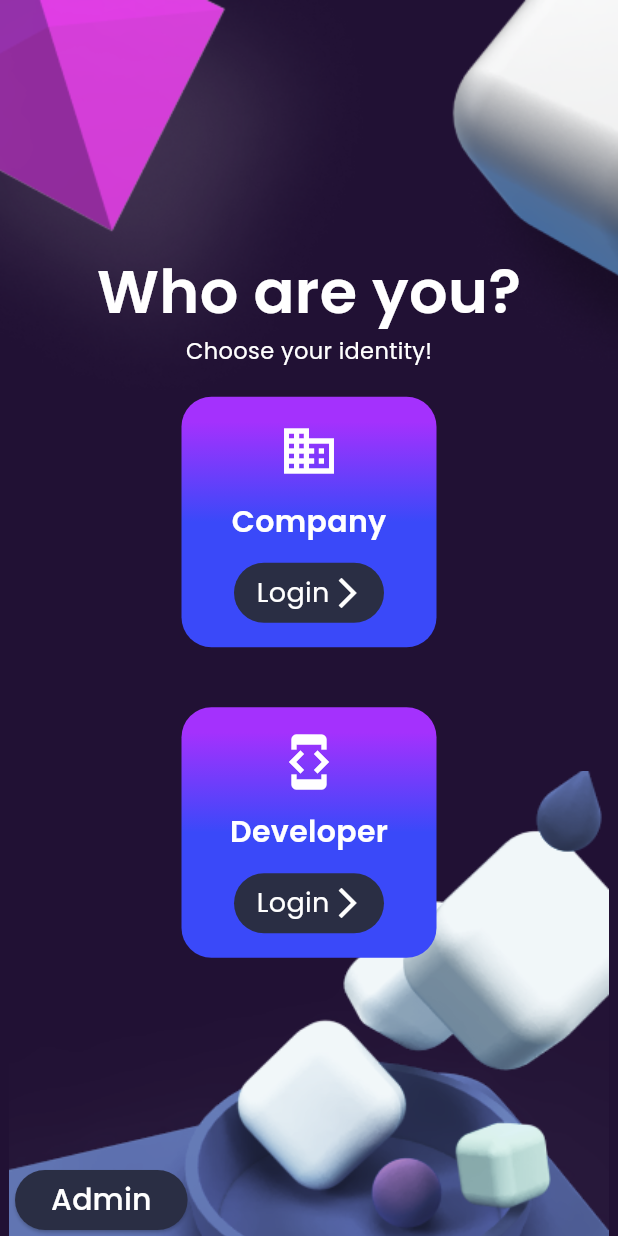
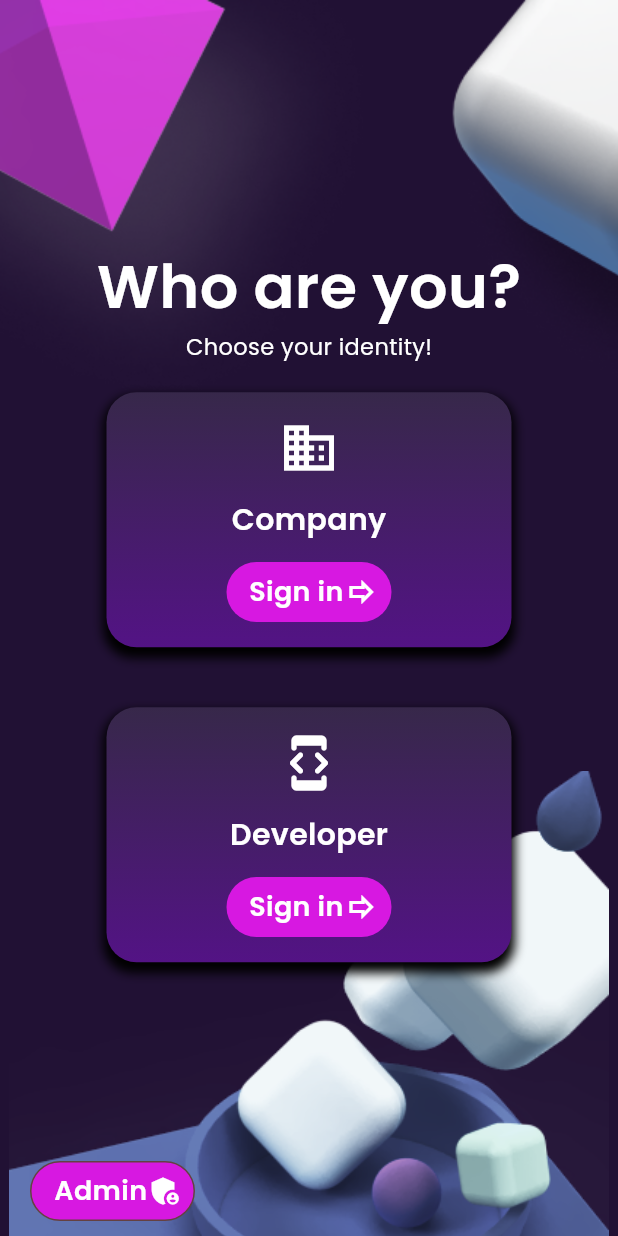
Before and after one commit to AbhishekASLK/verified-devnet, a Flutter app: the screen it shows after launch, on a phone screen of 412 x 824 dp. Run offline on Flutter 3.47's test engine with Material 3 defaults, Android fonts, the phone set to English and light mode, and no system bars; our stand-ins replace google_fonts, sqflite; accounts and stored records are empty.

Commit message:
admin button changed

```diff
--- a/lib/modules/admin/videocall.dart
+++ b/lib/modules/admin/videocall.dart
@@ -1,6 +1,4 @@
-import 'package:awesome_dialog/awesome_dialog.dart';
 import 'package:flutter/material.dart';
-import 'package:flutter/widgets.dart';
 import 'package:google_fonts/google_fonts.dart';
 import 'package:verified_devnet/main.dart';
 import 'package:verified_devnet/modules/admin/home_admin.dart';
--- a/lib/starter/askmenu.dart
+++ b/lib/starter/askmenu.dart
@@ -53,10 +53,8 @@ class _AskMenuState extends State<AskMenu> {
               alignment: Alignment.bottomLeft,
               child: Padding(
                 padding: const EdgeInsets.only(left: 10),
-                child: ElevatedButton(
-                  style: ElevatedButton.styleFrom(
-                      backgroundColor: const Color.fromRGBO(42, 46, 68, 1)),
-                  onPressed: () {
+                child: GestureDetector(
+                  onTap: () {
                     Navigator.push(
                       context,
                       MaterialPageRoute(
@@ -66,10 +64,36 @@ class _AskMenuState extends State<AskMenu> {
                       ),
                     );
                   },
-                  child: Text(
+                  child: Padding(
+                    padding: const EdgeInsets.all(10.0),
+                    child: Container(
+                      padding: const EdgeInsets.only(left: 15),
+                      height: 40,
+                      width: 110,
+                      decoration: BoxDecoration(
+                        border: Border.all(
+                          color: const Color.fromARGB(255, 101, 65, 65),
+                        ),
+                        color: const Color.fromARGB(255, 215, 24, 225),
+                        borderRadius: BorderRadius.circular(20),
+                      ),
+                      child: Row(
+                        children: [
+                          Text(
                             "Admin",
-                    style:
-                        GoogleFonts.poppins(color: Colors.white, fontSize: 20),
+                            style: GoogleFonts.poppins(
+                              fontWeight: FontWeight.w600,
+                              color: Colors.white,
+                              fontSize: 18,
+                            ),
+                          ),
+                          const Icon(
+                            Icons.admin_panel_settings,
+                            color: Colors.white,
+                          )
+                        ],
+                      ),
+                    ),
                   ),
                 ),
               ),
@@ -96,18 +120,26 @@ class _AskMenuState extends State<AskMenu> {
                 Container(
                   padding: const EdgeInsets.all(10),
                   margin: const EdgeInsets.all(20),
-                  height: 167,
-                  width: 170,
+                  height: 170,
+                  width: 270,
                   decoration: const BoxDecoration(
                     borderRadius: BorderRadius.all(Radius.circular(20)),
                     gradient: LinearGradient(
                       colors: [
-                          Color.fromRGBO(164, 49, 253, 1),
-                          Color.fromRGBO(58, 73, 249, 1)
+                        Color.fromRGBO(55, 40, 74, 1),
+                        Color.fromRGBO(83, 19, 133, 1)
                       ],
                       begin: Alignment.topCenter,
                       end: Alignment.bottomCenter,
-                        stops: [0.1, 0.5]),
+                    ),
+                    boxShadow: [
+                      BoxShadow(
+                        color: Colors.black,
+                        spreadRadius: 2,
+                        blurRadius: 5,
+                        offset: Offset(0, 5), // changes the position of shadow
+                      ),
+                    ],
                   ),
                   child: Column(
                     mainAxisAlignment: MainAxisAlignment.spaceAround,
@@ -122,7 +154,8 @@ class _AskMenuState extends State<AskMenu> {
                         style: GoogleFonts.poppins(
                           fontSize: 20,
                           color: Colors.white,
-                            fontWeight: FontWeight.w600),
+                          fontWeight: FontWeight.w600,
+                        ),
                       ),
                       GestureDetector(
                         onTap: () {
@@ -138,53 +171,61 @@ class _AskMenuState extends State<AskMenu> {
                         child: Container(
                           padding: const EdgeInsets.only(left: 15),
                           height: 40,
-                          width: 100,
-                          decoration: const BoxDecoration(
-                            color: Color.fromRGBO(42, 46, 68, 1),
-                            borderRadius: BorderRadius.all(Radius.circular(20)),
+                          width: 110,
+                          decoration: BoxDecoration(
+                            color: const Color.fromARGB(255, 215, 24, 225),
+                            borderRadius: BorderRadius.circular(20),
                           ),
                           child: Row(
                             children: [
                               Text(
-                                "Login",
+                                "Sign in",
                                 style: GoogleFonts.poppins(
-                                    fontWeight: FontWeight.w400,
+                                  fontWeight: FontWeight.w600,
                                   color: Colors.white,
-                                    fontSize: 18),
+                                  fontSize: 18,
+                                ),
                               ),
                               const Icon(
-                                Icons.arrow_forward_ios,
+                                Icons.forward_outlined,
                                 color: Colors.white,
                               )
                             ],
                           ),
                         ),
-                      )
+                      ),
                     ],
                   ),
                 ),
                 Container(
                   padding: const EdgeInsets.all(10),
                   margin: const EdgeInsets.all(20),
-                  height: 167,
-                  width: 170,
+                  height: 170,
+                  width: 270,
                   decoration: const BoxDecoration(
                     borderRadius: BorderRadius.all(Radius.circular(20)),
                     gradient: LinearGradient(
                       colors: [
-                        Color.fromRGBO(164, 49, 253, 1),
-                        Color.fromRGBO(58, 73, 249, 1)
+                        Color.fromRGBO(55, 40, 74, 1),
+                        Color.fromRGBO(83, 19, 133, 1)
                       ],
                       begin: Alignment.topCenter,
                       end: Alignment.bottomCenter,
-                      stops: [0.1, 0.5],
                     ),
+                    boxShadow: [
+                      BoxShadow(
+                        color: Colors.black,
+                        spreadRadius: 2,
+                        blurRadius: 5,
+                        offset: Offset(0, 5), // changes the position of shadow
+                      ),
+                    ],
                   ),
                   child: Column(
                     mainAxisAlignment: MainAxisAlignment.spaceAround,
                     children: [
                       const Icon(
-                        Icons.developer_mode,
+                        Icons.developer_mode_rounded,
                         color: Colors.white,
                         size: 40,
                       ),
@@ -193,7 +234,8 @@ class _AskMenuState extends State<AskMenu> {
                         style: GoogleFonts.poppins(
                           fontSize: 20,
                           color: Colors.white,
-                            fontWeight: FontWeight.w600),
+                          fontWeight: FontWeight.w600,
+                        ),
                       ),
                       GestureDetector(
                         onTap: () {
@@ -209,31 +251,32 @@ class _AskMenuState extends State<AskMenu> {
                         child: Container(
                           padding: const EdgeInsets.only(left: 15),
                           height: 40,
-                          width: 100,
-                          decoration: const BoxDecoration(
-                            color: Color.fromRGBO(42, 46, 68, 1),
-                            borderRadius: BorderRadius.all(Radius.circular(20)),
+                          width: 110,
+                          decoration: BoxDecoration(
+                            color: const Color.fromARGB(255, 215, 24, 225),
+                            borderRadius: BorderRadius.circular(20),
                           ),
                           child: Row(
                             children: [
                               Text(
-                                "Login",
+                                "Sign in",
                                 style: GoogleFonts.poppins(
-                                    fontWeight: FontWeight.w400,
+                                  fontWeight: FontWeight.w600,
                                   color: Colors.white,
-                                    fontSize: 18),
+                                  fontSize: 18,
+                                ),
                               ),
                               const Icon(
-                                Icons.arrow_forward_ios,
+                                Icons.forward_outlined,
                                 color: Colors.white,
                               )
                             ],
                           ),
                         ),
-                      )
+                      ),
                     ],
                   ),
-                )
+                ),
               ],
             ),
           ),
```
Lines whose indentation alone changed are shown as unchanged.
